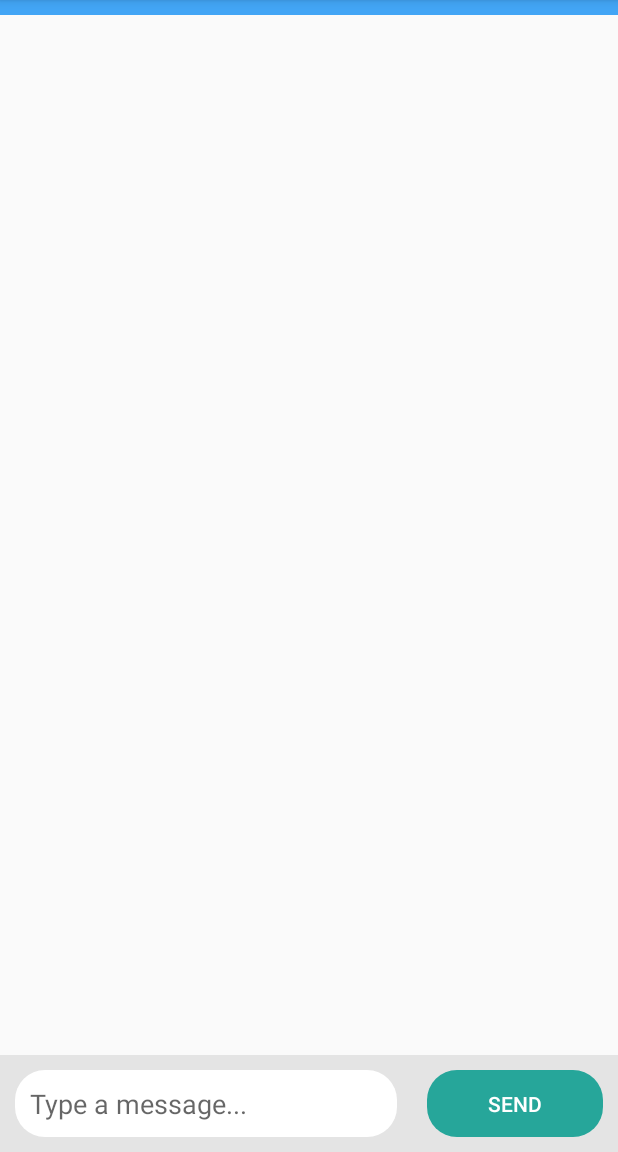
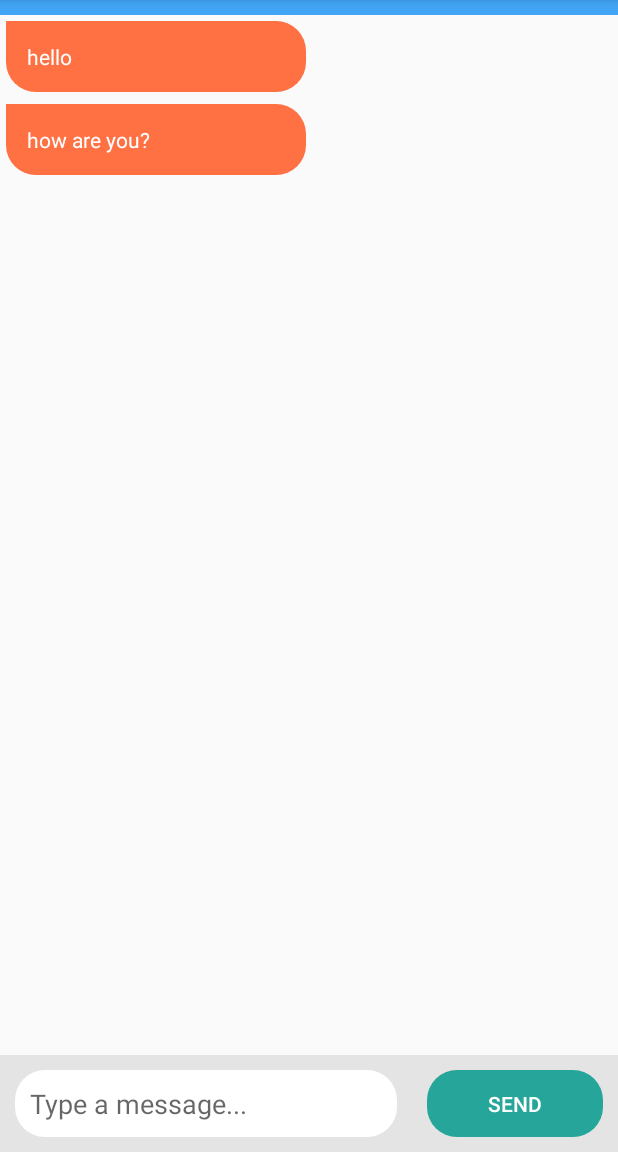
Before and after one commit to HeyJOe03/kotlin_test_social_tcp, an Android app: the screen it shows after launch (MainActivity), on a phone screen of 412 x 824 dp, the part 84-1236 px from its top. Run offline under Robolectric (Android 15) with nearby library versions, the phone set to English and light mode, and no system bars; libraries missing offline, so code that uses them is left out: io.socket.client.

Commit message:
now user can send and receive messages, no web implemented

```diff
--- a/CLIENT/app/src/main/java/org/altervista/carminati/chat_app_first/ui/MainActivity.kt
+++ b/CLIENT/app/src/main/java/org/altervista/carminati/chat_app_first/ui/MainActivity.kt
@@ -3,30 +3,35 @@ package org.altervista.carminati.chat_app_first.ui
 import androidx.appcompat.app.AppCompatActivity
 import android.os.Bundle
 import android.widget.EditText
+import android.widget.LinearLayout
 import android.widget.TextView
+import androidx.recyclerview.widget.LinearLayoutManager
 import io.socket.client.Socket
+import kotlinx.android.synthetic.main.activity_main.*
+import kotlinx.coroutines.*
 import org.altervista.carminati.chat_app_first.R
 import org.altervista.carminati.chat_app_first.data.Message
 import org.altervista.carminati.chat_app_first.utils.Constants.RECEIVE_ID
 import org.altervista.carminati.chat_app_first.utils.Constants.SEND_ID
+import org.altervista.carminati.chat_app_first.utils.Time
 
 //import kotlinx.android.synthetic.main.activity_main.*
 
 class MainActivity : AppCompatActivity() {
 
     private lateinit var socket : Socket
+    private lateinit var adapter: MessagingAdapter
 
     override fun onCreate(savedInstanceState: Bundle?) {
         super.onCreate(savedInstanceState)
         setContentView(R.layout.activity_main)
 
-        val a = MessagingAdapter()
-        a.insertMessage(Message("hello",SEND_ID,System.currentTimeMillis().toString()))
-        a.insertMessage(Message("ciao", RECEIVE_ID,System.currentTimeMillis().toString()))
-        a.insertMessage(Message("come stai",SEND_ID,System.currentTimeMillis().toString()))
-        a.insertMessage(Message("mia mal te?",RECEIVE_ID,System.currentTimeMillis().toString()))
-        a.insertMessage(Message("e dai mei che negot",SEND_ID,System.currentTimeMillis().toString()))
+        recycleView()
 
+        customMessage("hello")
+        customMessage("how are you?")
+
+        btn_send.setOnClickListener{sendMessage()}
 
         /*
         val btn_send = findViewById<Button>(R.id.btn_send)
@@ -100,4 +105,37 @@ class MainActivity : AppCompatActivity() {
          */
 
     }
+
+    private fun customMessage(message: String){
+        GlobalScope.launch {
+            delay(1000)
+            withContext(Dispatchers.Main){
+                val timestamp = Time.timeStamp()
+                adapter.insertMessage(Message(message, RECEIVE_ID,timestamp))
+
+                rv_messages.scrollToPosition(adapter.itemCount - 1)
+            }
+
+        }
+    }
+
+    private fun recycleView(){
+        adapter = MessagingAdapter()
+        rv_messages.adapter = adapter
+        rv_messages.layoutManager = LinearLayoutManager(applicationContext)
+    }
+
+    private fun sendMessage(){
+        val message = et_message.text.toString()
+        val timeStamp = Time.timeStamp()
+
+        if(message.isNotEmpty()){
+            et_message.setText("")
+
+            adapter.insertMessage(Message(message, SEND_ID,timeStamp))
+
+            rv_messages.scrollToPosition(adapter.itemCount-1)
+        }
+    }
+
 }
--- /dev/null
+++ b/CLIENT/app/src/main/java/org/altervista/carminati/chat_app_first/utils/Time.kt
@@ -0,0 +1,14 @@
+package org.altervista.carminati.chat_app_first.utils
+
+import java.text.SimpleDateFormat
+import java.sql.Timestamp
+import java.util.*
+
+object Time {
+    fun timeStamp(): String{
+        val timestamp = Timestamp(System.currentTimeMillis())
+        val sdf = SimpleDateFormat("HH:mm")
+        val time = sdf.format(timestamp.time)
+        return time.toString()
+    }
+}
```
